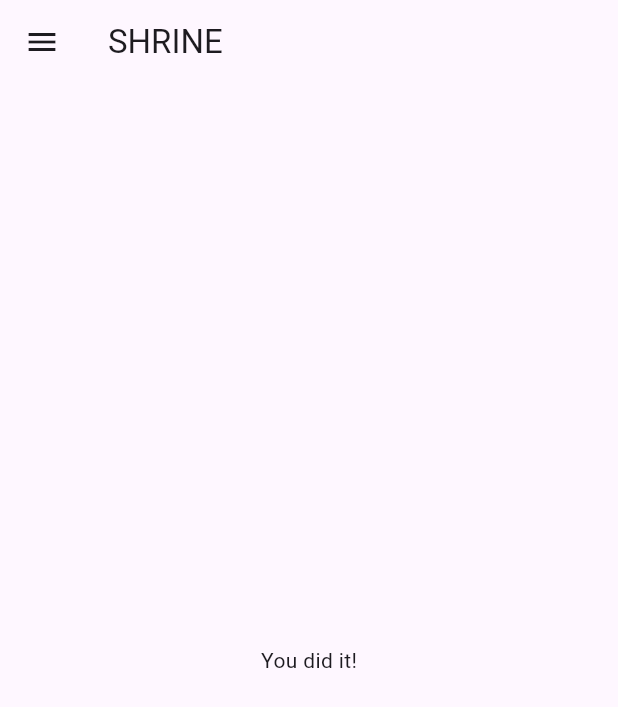
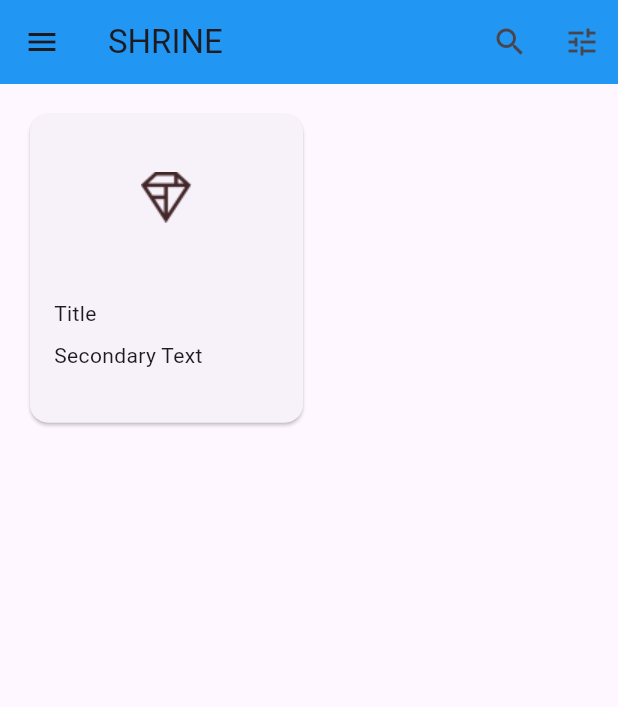
Before and after one commit to escoto34/codelabs-MDC, a Flutter app: the screen it shows after launch, after a tap on "NEXT", on a phone screen of 412 x 824 dp. Shown: the top 707 px of the screen. Run offline on Flutter 3.47's test engine with Material 3 defaults, Android fonts, the phone set to English and light mode, and no system bars.

Commit message:
new file:   codelab001/assets/diamond.png 	modified:   codelab001/lib/home.dart 	modified:   codelab001/lib/login.dart 	modified:   codelab001/lib/main.dart 	modified:   codelab001/pubspec.yaml

```diff
--- a/codelab001/lib/home.dart
+++ b/codelab001/lib/home.dart
@@ -13,6 +13,7 @@ class HomePageState extends State<HomePage> {
     return Scaffold(
       // TODO: Add app bar (102)
       appBar: AppBar(
+        backgroundColor: Colors.blue,
         leading: IconButton(
           icon: const Icon(Icons.menu, semanticLabel: 'menu'),
           onPressed: () {
@@ -20,10 +21,52 @@ class HomePageState extends State<HomePage> {
           },
         ),
         title: const Text('SHRINE'),
-        // TODO: Add trailing buttons (102)
+        actions: <Widget>[
+          IconButton(
+            icon: const Icon(Icons.search, semanticLabel: 'search'),
+            onPressed: () {
+              print('Search button');
+            },
+          ),
+          IconButton(
+            icon: const Icon(Icons.tune, semanticLabel: 'filter'),
+            onPressed: () {
+              print('Filter button');
+            },
+          ),
+        ],
       ),
-      // TODO: Add a grid view (102)
-      body: Center(child: Text('You did it!')),
+      body: GridView.count(
+        crossAxisCount: 2,
+        padding: const EdgeInsets.all(16.0),
+        childAspectRatio: 8.0 / 9.0,
+        // TODO: Build a grid of cards (102)
+        children: <Widget>[
+          Card(
+            clipBehavior: Clip.antiAlias,
+            child: Column(
+              crossAxisAlignment: CrossAxisAlignment.start,
+              children: <Widget>[
+                AspectRatio(
+                  aspectRatio: 18.0 / 11.0,
+                  child: Image.asset('assets/diamond.png'),
+                ),
+                Padding(
+                  padding: const EdgeInsets.fromLTRB(16.0, 12.0, 16.0, 8.0),
+                  child: Column(
+                    crossAxisAlignment: CrossAxisAlignment.start,
+                    children: <Widget>[
+                      Text('Title'),
+                      const SizedBox(height: 8.0),
+                      Text('Secondary Text'),
+                    ],
+                  ),
+                ),
+              ],
+            ),
+          ),
+        ],
+      ),
       resizeToAvoidBottomInset: false,
     );
   }
--- a/codelab001/lib/login.dart
+++ b/codelab001/lib/login.dart
@@ -26,10 +26,8 @@ class LoginPageState extends State<LoginPage> {
                   horizontal: 20,
                 ), // Padding lateral para que no toque los bordes
                 children: [
-                  Image.network(
-                    "https://images.vexels.com/media/users/3/151691/isolated/preview/2dcb5661394335eaa59671bad4e24eb4-icono-de-diamante-aislado.png",
-                    height: 60,
-                  ),
+                  Image.asset('assets/diamond.png', height: 60,),
+
                   const SizedBox(height: 16.0),
                   const Text(
                     "SHRINE",
--- a/codelab001/lib/main.dart
+++ b/codelab001/lib/main.dart
@@ -1,6 +1,25 @@
+import 'package:flutter/material.dart';
+import 'login.dart';
+import 'home.dart';
 
-import 'package:flutter/material.dart';
+void main() {
+  runApp(const ShrineApp());
+}
 
-import 'app.dart';
+class ShrineApp extends StatelessWidget {
+  const ShrineApp({super.key});
 
-void main() => runApp(const ShrineApp());
+  @override
+  Widget build(BuildContext context) {
+    return MaterialApp(
+      title: 'Shrine',
+      initialRoute: '/login',
+      routes: {
+        '/login': (BuildContext context) => const LoginPage(),
+        '/': (BuildContext context) => const HomePage(),
+      },
+      theme: ThemeData.light(useMaterial3: true),
+      debugShowCheckedModeBanner: false,
+    );
+  }
+}
--- a/codelab001/pubspec.yaml
+++ b/codelab001/pubspec.yaml
@@ -58,7 +58,8 @@ flutter:
   uses-material-design: true
 
   # To add assets to your application, add an assets section, like this:
-  # assets:
+  assets:
+      - assets/diamond.png
   #   - images/a_dot_burr.jpeg
   #   - images/a_dot_ham.jpeg
 
```
Also changed, not shown: codelab001/assets/diamond.png (added).
